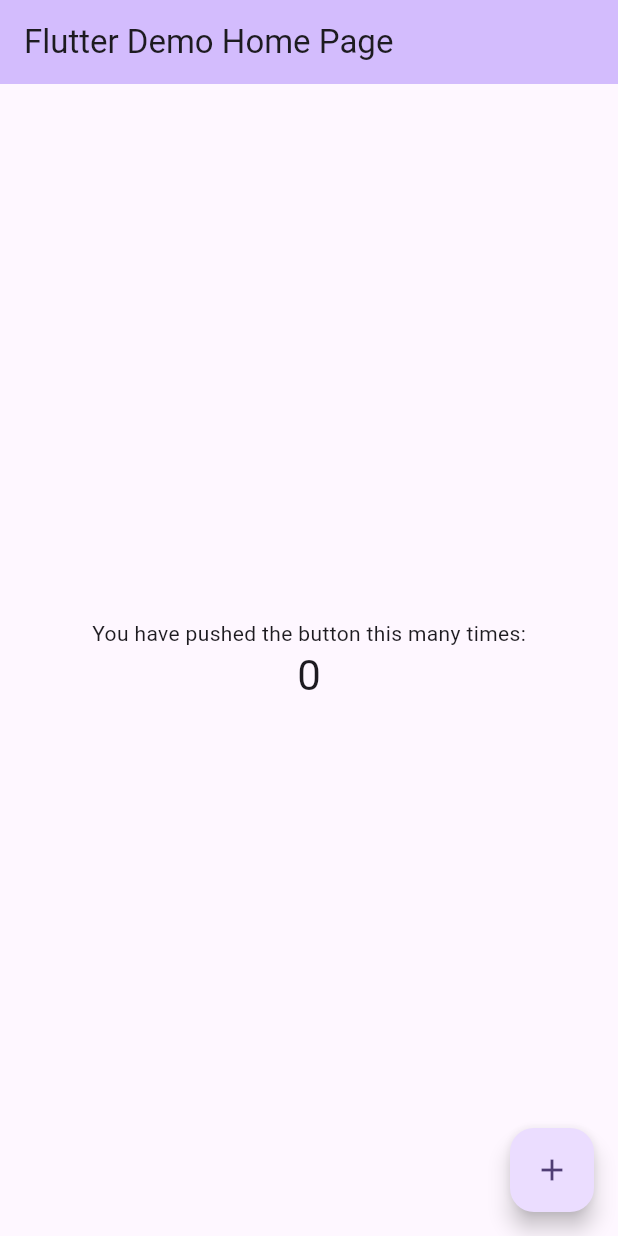
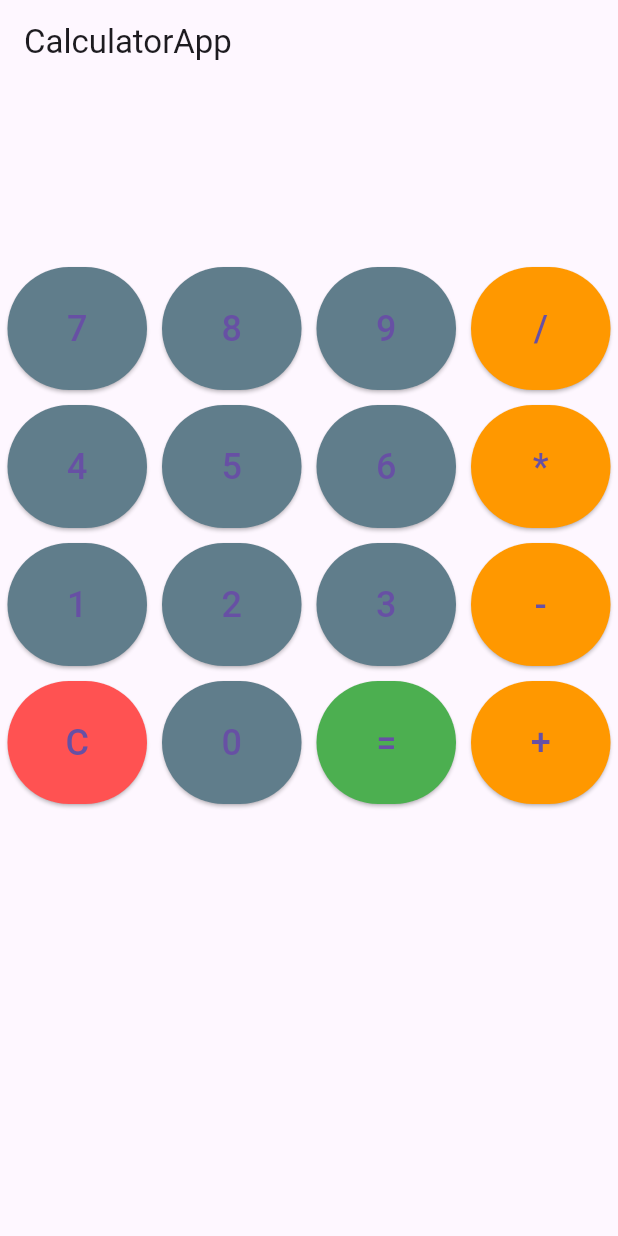
Before and after one commit to kamuluru1/calculator_app, a Flutter app: the screen it shows after launch, on a phone screen of 412 x 824 dp. Run offline on Flutter 3.47's test engine with Material 3 defaults, Android fonts, the phone set to English and light mode, and no system bars.

Commit message:
basic layout

```diff
--- a/lib/main.dart
+++ b/lib/main.dart
@@ -1,122 +1,103 @@
 import 'package:flutter/material.dart';
 
-void main() {
-  runApp(const MyApp());
-}
+void main() => runApp(CalculatorApp());
 
-class MyApp extends StatelessWidget {
-  const MyApp({super.key});
-
-  // This widget is the root of your application.
+class CalculatorApp extends StatelessWidget {
   @override
   Widget build(BuildContext context) {
     return MaterialApp(
-      title: 'Flutter Demo',
-      theme: ThemeData(
-        // This is the theme of your application.
-        //
-        // TRY THIS: Try running your application with "flutter run". You'll see
-        // the application has a purple toolbar. Then, without quitting the app,
-        // try changing the seedColor in the colorScheme below to Colors.green
-        // and then invoke "hot reload" (save your changes or press the "hot
-        // reload" button in a Flutter-supported IDE, or press "r" if you used
-        // the command line to start the app).
-        //
-        // Notice that the counter didn't reset back to zero; the application
-        // state is not lost during the reload. To reset the state, use hot
-        // restart instead.
-        //
-        // This works for code too, not just values: Most code changes can be
-        // tested with just a hot reload.
-        colorScheme: ColorScheme.fromSeed(seedColor: Colors.deepPurple),
-      ),
-      home: const MyHomePage(title: 'Flutter Demo Home Page'),
+      title: 'CalculatorApp',
+      home: CalculatorHomePage(),
+      debugShowCheckedModeBanner: false,
     );
   }
 }
 
-class MyHomePage extends StatefulWidget {
-  const MyHomePage({super.key, required this.title});
-
-  // This widget is the home page of your application. It is stateful, meaning
-  // that it has a State object (defined below) that contains fields that affect
-  // how it looks.
-
-  // This class is the configuration for the state. It holds the values (in this
-  // case the title) provided by the parent (in this case the App widget) and
-  // used by the build method of the State. Fields in a Widget subclass are
-  // always marked "final".
-
-  final String title;
-
+class CalculatorHomePage extends StatefulWidget {
   @override
-  State<MyHomePage> createState() => _MyHomePageState();
+  _CalculatorHomePageState createState() => _CalculatorHomePageState();
 }
 
-class _MyHomePageState extends State<MyHomePage> {
-  int _counter = 0;
-
-  void _incrementCounter() {
-    setState(() {
-      // This call to setState tells the Flutter framework that something has
-      // changed in this State, which causes it to rerun the build method below
-      // so that the display can reflect the updated values. If we changed
-      // _counter without calling setState(), then the build method would not be
-      // called again, and so nothing would appear to happen.
-      _counter++;
-    });
+class _CalculatorHomePageState extends State<CalculatorHomePage> {
+  String displayText = '';
+  Widget buildButton(String text, Color color) {
+    return Expanded(
+      child: Container(
+        margin: EdgeInsets.all(5),
+        child: ElevatedButton(
+          style: ElevatedButton.styleFrom(
+            backgroundColor: color,
+            padding: EdgeInsets.all(24),
+          ),
+          onPressed: () {
+          },
+          child: Text(
+            text,
+            style: TextStyle(fontSize: 24),
+          ),
+        ),
+      ),
+    );
   }
 
   @override
   Widget build(BuildContext context) {
-    // This method is rerun every time setState is called, for instance as done
-    // by the _incrementCounter method above.
-    //
-    // The Flutter framework has been optimized to make rerunning build methods
-    // fast, so that you can just rebuild anything that needs updating rather
-    // than having to individually change instances of widgets.
     return Scaffold(
       appBar: AppBar(
-        // TRY THIS: Try changing the color here to a specific color (to
-        // Colors.amber, perhaps?) and trigger a hot reload to see the AppBar
-        // change color while the other colors stay the same.
-        backgroundColor: Theme.of(context).colorScheme.inversePrimary,
-        // Here we take the value from the MyHomePage object that was created by
-        // the App.build method, and use it to set our appbar title.
-        title: Text(widget.title),
+        title: Text('CalculatorApp'),
       ),
-      body: Center(
-        // Center is a layout widget. It takes a single child and positions it
-        // in the middle of the parent.
-        child: Column(
-          // Column is also a layout widget. It takes a list of children and
-          // arranges them vertically. By default, it sizes itself to fit its
-          // children horizontally, and tries to be as tall as its parent.
-          //
-          // Column has various properties to control how it sizes itself and
-          // how it positions its children. Here we use mainAxisAlignment to
-          // center the children vertically; the main axis here is the vertical
-          // axis because Columns are vertical (the cross axis would be
-          // horizontal).
-          //
-          // TRY THIS: Invoke "debug painting" (choose the "Toggle Debug Paint"
-          // action in the IDE, or press "p" in the console), to see the
-          // wireframe for each widget.
-          mainAxisAlignment: MainAxisAlignment.center,
-          children: <Widget>[
-            const Text('You have pushed the button this many times:'),
-            Text(
-              '$_counter',
-              style: Theme.of(context).textTheme.headlineMedium,
+      body: Column(
+        children: [
+          // Display area
+          Container(
+            padding: EdgeInsets.symmetric(horizontal: 12, vertical: 24),
+            alignment: Alignment.centerRight,
+            child: Text(
+              displayText,
+              style: TextStyle(fontSize: 48, fontWeight: FontWeight.bold),
             ),
-          ],
-        ),
+          ),
+          // Buttons layout
+          Expanded(
+            child: Column(
+              children: <Widget>[
+                Row(
+                  children: <Widget>[
+                    buildButton('7', Colors.blueGrey),
+                    buildButton('8', Colors.blueGrey),
+                    buildButton('9', Colors.blueGrey),
+                    buildButton('/', Colors.orange),
+                  ],
+                ),
+                Row(
+                  children: <Widget>[
+                    buildButton('4', Colors.blueGrey),
+                    buildButton('5', Colors.blueGrey),
+                    buildButton('6', Colors.blueGrey),
+                    buildButton('*', Colors.orange),
+                  ],
+                ),
+                Row(
+                  children: <Widget>[
+                    buildButton('1', Colors.blueGrey),
+                    buildButton('2', Colors.blueGrey),
+                    buildButton('3', Colors.blueGrey),
+                    buildButton('-', Colors.orange),
+                  ],
+                ),
+                Row(
+                  children: <Widget>[
+                    buildButton('C', Colors.redAccent),
+                    buildButton('0', Colors.blueGrey),
+                    buildButton('=', Colors.green),
+                    buildButton('+', Colors.orange),
+                  ],
+                ),
+              ],
+            ),
+          ),
+        ],
       ),
-      floatingActionButton: FloatingActionButton(
-        onPressed: _incrementCounter,
-        tooltip: 'Increment',
-        child: const Icon(Icons.add),
-      ), // This trailing comma makes auto-formatting nicer for build methods.
     );
   }
 }
```
